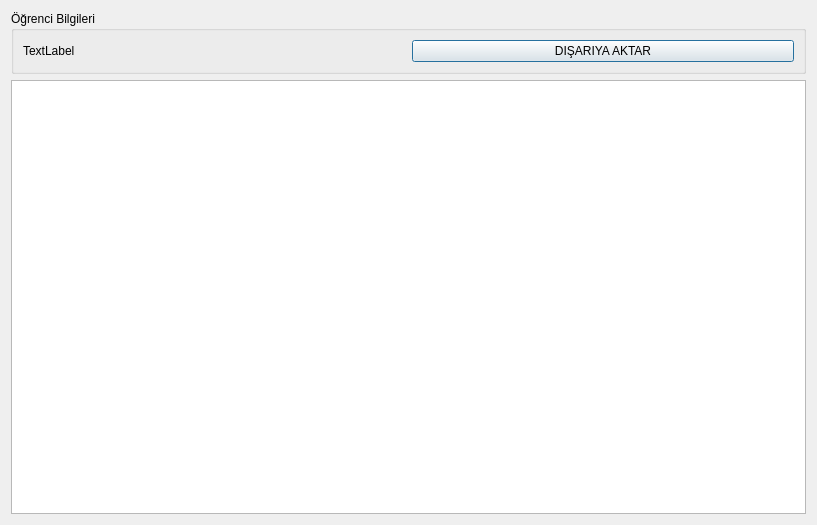
Above: recordsbystudent.ui from bariscelik/hilohane before the change. Below: the same form after it.
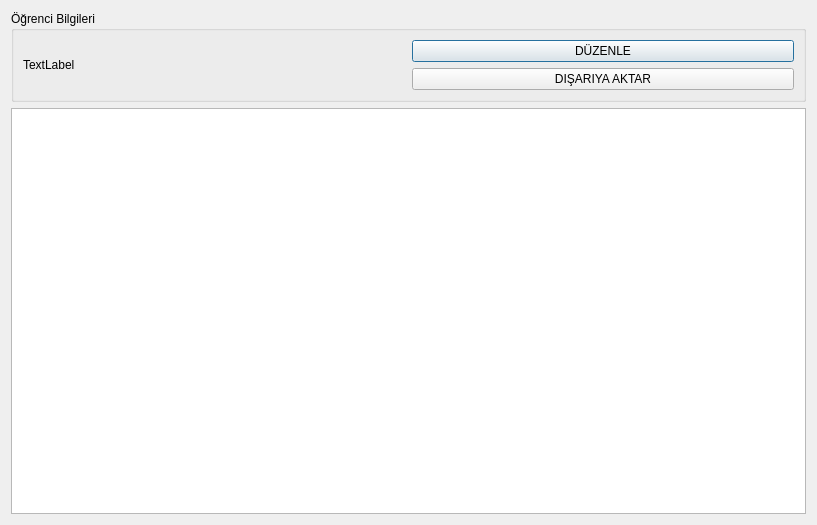
That is the form after the change.

Diff of the .ui file:
```diff
--- a/recordsbystudent.ui
+++ b/recordsbystudent.ui
@@ -31,11 +31,22 @@
        </widget>
       </item>
       <item>
+       <layout class="QVBoxLayout" name="verticalLayout_2">
+        <item>
+         <widget class="QPushButton" name="editStudent">
+          <property name="text">
+           <string>DÜZENLE</string>
+          </property>
+         </widget>
+        </item>
+        <item>
        <widget class="QPushButton" name="btnExportStudentRecords">
         <property name="text">
          <string>DIŞARIYA AKTAR</string>
         </property>
        </widget>
+        </item>
+       </layout>
       </item>
      </layout>
     </widget>
```
Lines whose indentation alone changed are shown as unchanged.
